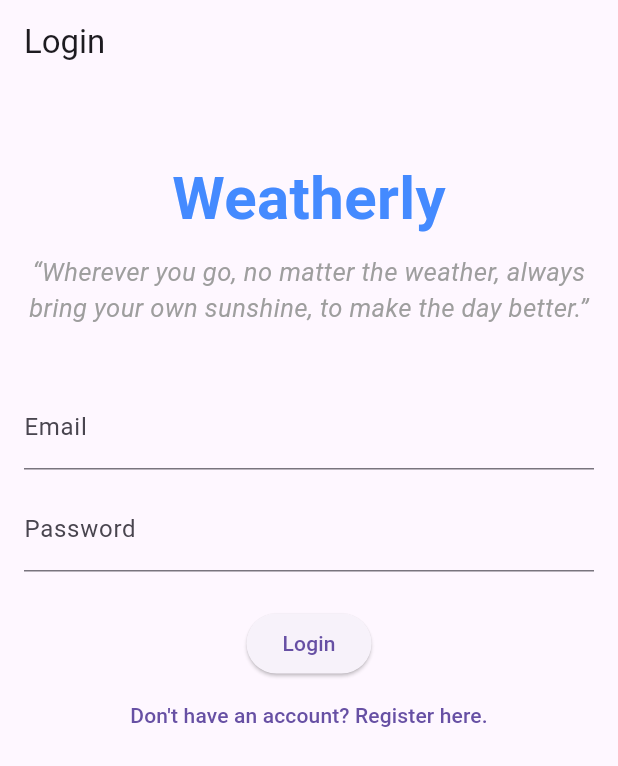
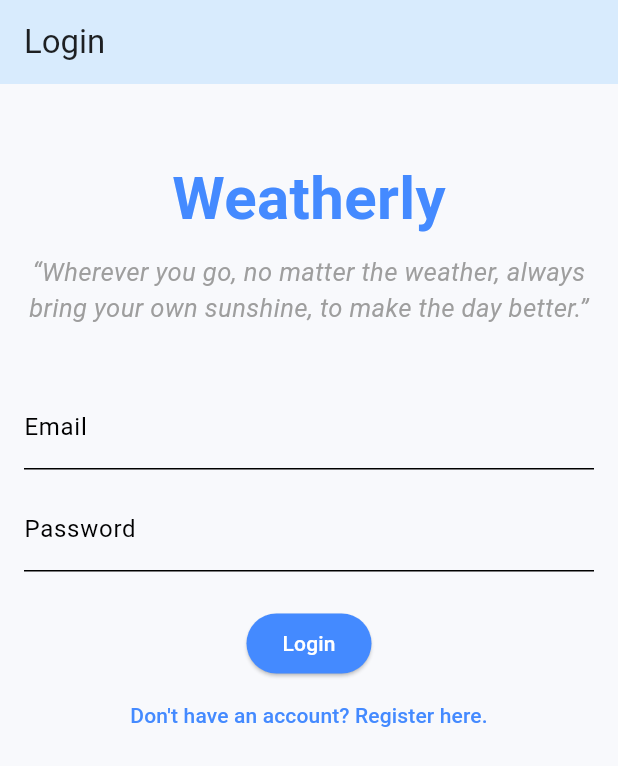
Before and after one commit to Gregory-Vaughan/MAD-Project-2_WeatherApp, a Flutter app: the screen it shows after launch, on a phone screen of 412 x 824 dp. Shown: the top 766 px of the screen. Run offline on Flutter 3.47's test engine with Material 3 defaults, Android fonts, the phone set to English and light mode, and no system bars; our stand-ins replace cloud_firestore, firebase_auth, firebase_core, flutter_map, geolocator, latlong2; accounts and stored records are empty.

Commit message:
More changes to UI in home screen

```diff
--- a/weatherly/lib/main.dart
+++ b/weatherly/lib/main.dart
@@ -39,8 +39,56 @@ class WeatherlyRoot extends StatelessWidget {
         return MaterialApp(
           title: 'Weatherly',
           debugShowCheckedModeBanner: false,
-          theme: ThemeData.light(),
-          darkTheme: ThemeData.dark(),
+
+          theme: ThemeData(
+          brightness: Brightness.light,
+          scaffoldBackgroundColor: const Color(0xFFF8F9FC), // soft off-white
+          appBarTheme: const AppBarTheme(
+            backgroundColor: Color(0xFFE3F2FD), // light sky blue tone
+            foregroundColor: Colors.black87,
+            elevation: 2,
+          ),
+          cardColor: const Color(0xFFFFFFFF), // bright for content blocks
+          dialogBackgroundColor: const Color(0xFFFFFFFF),
+          colorScheme: ColorScheme.light(
+            primary: Colors.blueAccent,
+            secondary: Colors.lightBlueAccent,
+            surface: Colors.white,
+          ),
+          textTheme: ThemeData.light().textTheme.apply(
+                bodyColor: Colors.black87,
+                displayColor: Colors.black87,
+              ),
+          elevatedButtonTheme: ElevatedButtonThemeData(
+            style: ElevatedButton.styleFrom(
+              backgroundColor: Colors.blueAccent,
+              foregroundColor: Colors.white,
+            ),
+          ),
+        ),
+
+
+          darkTheme: ThemeData(
+          brightness: Brightness.dark,
+          scaffoldBackgroundColor: const Color(0xFF1F1F2E), // softened dark
+          appBarTheme: const AppBarTheme(
+            backgroundColor: Color(0xFF2C2C3E), // slightly lighter for contrast
+            foregroundColor: Colors.white,
+            elevation: 2,
+          ),
+          cardColor: const Color(0xFF2A2A3A),
+          dialogBackgroundColor: const Color(0xFF2A2A3A),
+          colorScheme: ColorScheme.dark(
+            primary: Colors.blueAccent,
+            secondary: Colors.lightBlueAccent,
+            surface: const Color(0xFF2A2A3A),
+          ),
+          textTheme: ThemeData.dark().textTheme.apply(
+                bodyColor: Colors.white.withOpacity(0.9),
+                displayColor: Colors.white,
+              ),
+        ),
+
           themeMode: mode,
           home: const SplashScreen(),
         );
@@ -461,6 +509,8 @@ class _HomeScreenState extends State<HomeScreen> {
   @override
   Widget build(BuildContext context) {
     final user = FirebaseAuth.instance.currentUser;
+    final displayName = user?.displayName ?? "User";
+
     final isDarkMode = Theme.of(context).brightness == Brightness.dark;
     final weatherTextColor = isDarkMode ? Colors.black87 : Colors.black;
 
@@ -493,7 +543,7 @@ class _HomeScreenState extends State<HomeScreen> {
           crossAxisAlignment: CrossAxisAlignment.center,
           children: [
             Text(
-              "Welcome, ${user?.email ?? "User"}!",
+              "Welcome, $displayName!",
               style: const TextStyle(fontSize: 22, fontWeight: FontWeight.bold),
             ),
             const SizedBox(height: 10),
@@ -658,6 +708,7 @@ class _WeatherScreenState extends State<WeatherScreen> {
 
   Future<void> _loadCityFromFirestore() async {
   final user = FirebaseAuth.instance.currentUser;
+
   if (user == null) return;
 
   final doc = await FirebaseFirestore.instance.collection('users').doc(user.uid).get();
```
